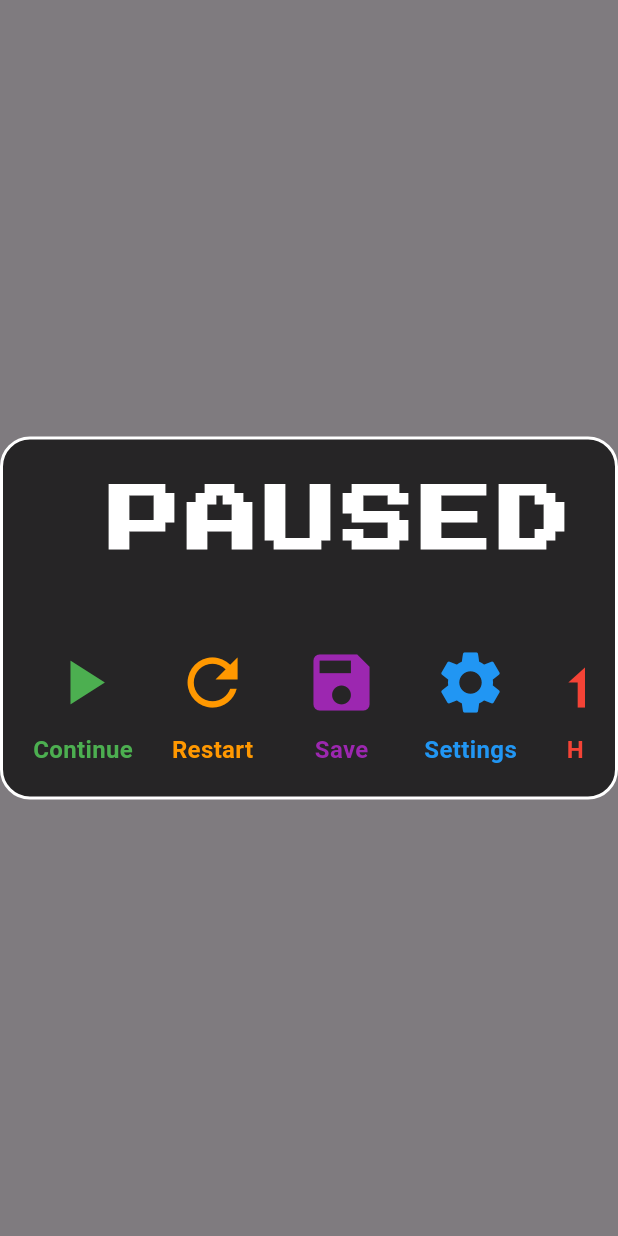
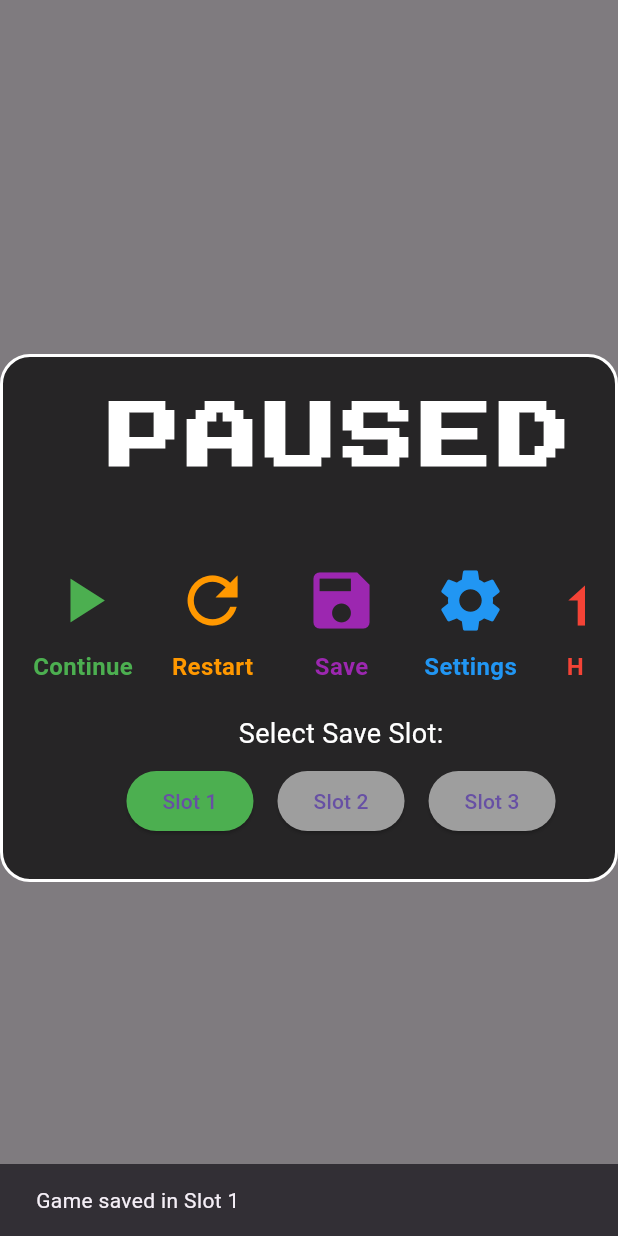
Before and after one commit to AstrelSD/MobileAppProject, a Flutter app: the PauseOverlay widget shown alone on an empty page, opened directly with empty values, after a tap on the "save" icon, on a phone screen of 412 x 824 dp. Run offline on Flutter 3.47's test engine with Material 3 defaults, Android fonts, the phone set to English and light mode, and no system bars; our stand-ins replace animated_splash_screen, cloud_firestore, firebase_auth, firebase_core; missing offline and left inert: flame, flame_tiled; accounts and stored records are empty.

Commit message:
Added load file and save file pages and integration

```diff
--- a/lib/game/game_dev.dart
+++ b/lib/game/game_dev.dart
@@ -12,6 +12,7 @@ import 'package:mobile_app_roject/levels/base_level.dart';
 import 'package:mobile_app_roject/levels/level_3.dart';
 import 'package:mobile_app_roject/screens/game_over_screen.dart';
 import 'package:mobile_app_roject/screens/pause/pause_overlay.dart';
+import 'package:mobile_app_roject/models/game_state.dart';
 
 class PlatFormerGameDev extends FlameGame
     with HasCollisionDetection, TapCallbacks, DragCallbacks, KeyboardEvents {
@@ -47,6 +48,13 @@ class PlatFormerGameDev extends FlameGame
       _pressedKeys.contains(LogicalKeyboardKey.space);
 
   bool isPaused = false;
+  GameState gameState = GameState(
+    level: 1,
+    score: 0,
+    coins: 0,
+    gold: 0,
+    lives: 3,
+  );
 
   PlatFormerGameDev({required this.initialLevel, required this.character});
 
@@ -66,6 +74,11 @@ class PlatFormerGameDev extends FlameGame
     onResume: resumeGame,
     onRestart: restartGame,
     onSave: saveGame,
+    level: gameState.level,  // Pass current level from game state
+    score: gameState.score,  // Pass current score from game state
+    coins: gameState.coins,  // Pass current coins from game state
+    gold: gameState.gold,    // Pass current gold from game state
+    lives: gameState.lives,  // Pass current lives from game state
   );
 });
 
--- /dev/null
+++ b/lib/models/game_state.dart
@@ -0,0 +1,36 @@
+class GameState {
+  int level;
+  int score;
+  int coins;
+  int gold;
+  int lives;
+
+
+  GameState({
+    required this.level,
+    required this.score,
+    required this.coins,
+    required this.gold,
+    required this.lives
+  });
+
+  Map<String, dynamic> toJson() {
+    return {
+      'level': level,
+      'score': score,
+      'coins': coins,
+      'gold': gold,
+      'lives': lives
+    };
+  }
+
+  static GameState fromJson(Map<String, dynamic> json) {
+    return GameState(
+      level: json['level'],
+      score: json['score'],
+      coins: json['coins'],
+      gold: json['gold'],
+      lives: json['lives']
+    );
+  }
+}
--- a/lib/screens/pause/pause_overlay.dart
+++ b/lib/screens/pause/pause_overlay.dart
@@ -1,17 +1,29 @@
 import 'package:flutter/material.dart';
 import 'package:mobile_app_roject/screens/platformer_main_menu.dart';
 import 'package:mobile_app_roject/screens/settings/settings_overlay.dart';
+import 'package:mobile_app_roject/services/save_manager.dart';  // Import SaveManager
+import 'package:mobile_app_roject/models/game_state.dart';  // Import GameState model
 
 class PauseOverlay extends StatefulWidget {
   final VoidCallback onResume;
   final VoidCallback onRestart;
   final VoidCallback onSave;
+  final int level;
+  final int score;
+  final int coins;
+  final int gold;
+  final int lives;
 
   const PauseOverlay({
     super.key,
     required this.onResume,
     required this.onRestart,
     required this.onSave,
+    required this.level,
+    required this.score,
+    required this.coins,
+    required this.gold,
+    required this.lives,
   });
 
   @override
@@ -24,6 +36,43 @@ class _PauseOverlayState extends State<PauseOverlay> {
   bool _isHoveringSettings = false;
   bool _isHoveringHome = false;
   bool _isHoveringSave = false;
+  int selectedSlot = 1; // To track the selected save slot
+
+  final SaveManager _saveManager = SaveManager(); // Instance of SaveManager
+
+  // Save the game to Firestore
+  void _saveGame() async {
+    // Create a GameState object with actual game data
+    GameState gameState = GameState(
+      level: widget.level,
+      score: widget.score,
+      coins: widget.coins,
+      gold: widget.gold,
+      lives: widget.lives,
+    );
+
+    // Save game data to the selected slot
+    await _saveManager.saveGame(selectedSlot, gameState);
+
+    ScaffoldMessenger.of(context).showSnackBar(
+      SnackBar(content: Text('Game saved in Slot $selectedSlot')),
+    );
+  }
+
+  // Load the game from a specific slot (optional for future use)
+  void _loadGame() async {
+    GameState? loadedGame = await _saveManager.loadGame(selectedSlot);
+    if (loadedGame != null) {
+      ScaffoldMessenger.of(context).showSnackBar(
+        SnackBar(content: Text('Loaded Slot $selectedSlot')),
+      );
+      // You can also update the game state here based on the loaded data
+    } else {
+      ScaffoldMessenger.of(context).showSnackBar(
+        SnackBar(content: Text('No save data in Slot $selectedSlot')),
+      );
+    }
+  }
 
   @override
   Widget build(BuildContext context) {
@@ -89,7 +138,7 @@ class _PauseOverlayState extends State<PauseOverlay> {
                       'Save',
                       _isHoveringSave,
                       Colors.purple,
-                      widget.onSave,
+                      _saveGame, // Save game action
                       onHover: (hovering) {
                         setState(() => _isHoveringSave = hovering);
                       },
@@ -129,6 +178,28 @@ class _PauseOverlayState extends State<PauseOverlay> {
                       },
                     ),
                   ],
+                ),
+                const SizedBox(height: 20),
+                // Save Slot Selection Buttons
+                Text('Select Save Slot:', style: TextStyle(color: Colors.white, fontSize: 18)),
+                Row(
+                  mainAxisAlignment: MainAxisAlignment.center,
+                  children: List.generate(3, (index) {
+                    return Padding(
+                      padding: const EdgeInsets.all(8),
+                      child: ElevatedButton(
+                        onPressed: () {
+                          setState(() {
+                            selectedSlot = index + 1;
+                          });
+                        },
+                        style: ElevatedButton.styleFrom(
+                          backgroundColor: selectedSlot == index + 1 ? Colors.green : Colors.grey,
+                        ),
+                        child: Text('Slot ${index + 1}'),
+                      ),
+                    );
+                  }),
                 ),
               ],
             ),
--- a/lib/services/save_manager.dart
+++ b/lib/services/save_manager.dart
@@ -1,16 +1,57 @@
-import '../services/firestore_service.dart';
+import 'package:cloud_firestore/cloud_firestore.dart';
+import 'package:firebase_auth/firebase_auth.dart';
+import '../models/game_state.dart';
 
 class SaveManager {
-  final FirestoreService _firestoreService = FirestoreService();
+  final FirebaseFirestore _firestore = FirebaseFirestore.instance;
+  final FirebaseAuth _auth = FirebaseAuth.instance;
 
-  Future<void> saveGame(int slot, int progress, Map<String, dynamic> resources) async {
-    await _firestoreService.saveGameData(slot, {
-      'progress': progress,
-      'resources': resources,
-    });
+  // Save game progress to a specific slot
+  Future<void> saveGame(int slot, GameState gameState) async {
+    String? userId = _auth.currentUser?.uid;
+    if (userId == null) return;
+
+    await _firestore
+        .collection('users')
+        .doc(userId)
+        .collection('saveSlots')
+        .doc('slot_$slot')
+        .set(gameState.toJson());
+
+    print('Game saved in Slot $slot');
   }
 
-  Future<Map<String, dynamic>?> loadGame(int slot) async {
-    return await _firestoreService.loadGameData(slot);
+  // Load game progress from a specific slot
+  Future<GameState?> loadGame(int slot) async {
+    String? userId = _auth.currentUser?.uid;
+    if (userId == null) return null;
+
+    DocumentSnapshot snapshot = await _firestore
+        .collection('users')
+        .doc(userId)
+        .collection('saveSlots')
+        .doc('slot_$slot')
+        .get();
+
+    if (snapshot.exists) {
+      return GameState.fromJson(snapshot.data() as Map<String, dynamic>);
+    } else {
+      print('No save data found in Slot $slot');
+      return null;
+    }
+  }
+
+  // Check which save slots are used
+  Future<List<int>> getUsedSlots() async {
+    String? userId = _auth.currentUser?.uid;
+    if (userId == null) return [];
+
+    QuerySnapshot snapshot = await _firestore
+        .collection('users')
+        .doc(userId)
+        .collection('saveSlots')
+        .get();
+
+    return snapshot.docs.map((doc) => int.parse(doc.id.split('_')[1])).toList();
   }
 }
```
Also changed, not shown: lib/screens/load_game_menu.dart (added, +119 -0 lines), lib/screens/platformer_main_menu.dart (+6 -1 lines), 12 other files. Lines whose indentation alone changed are shown as unchanged.
